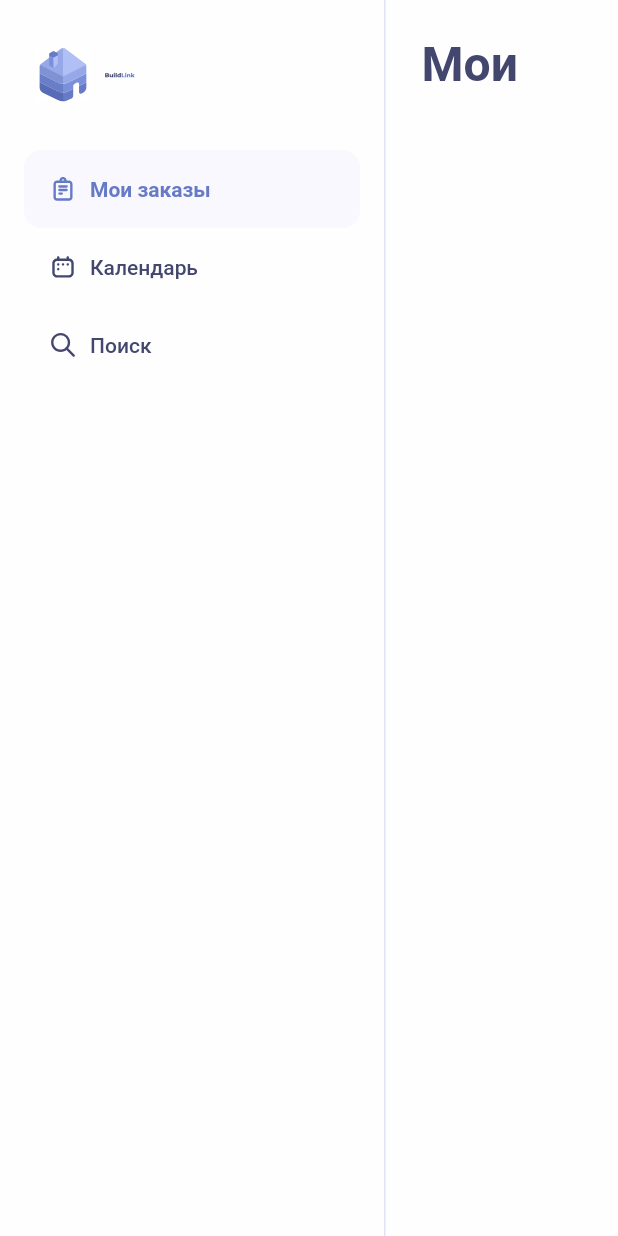
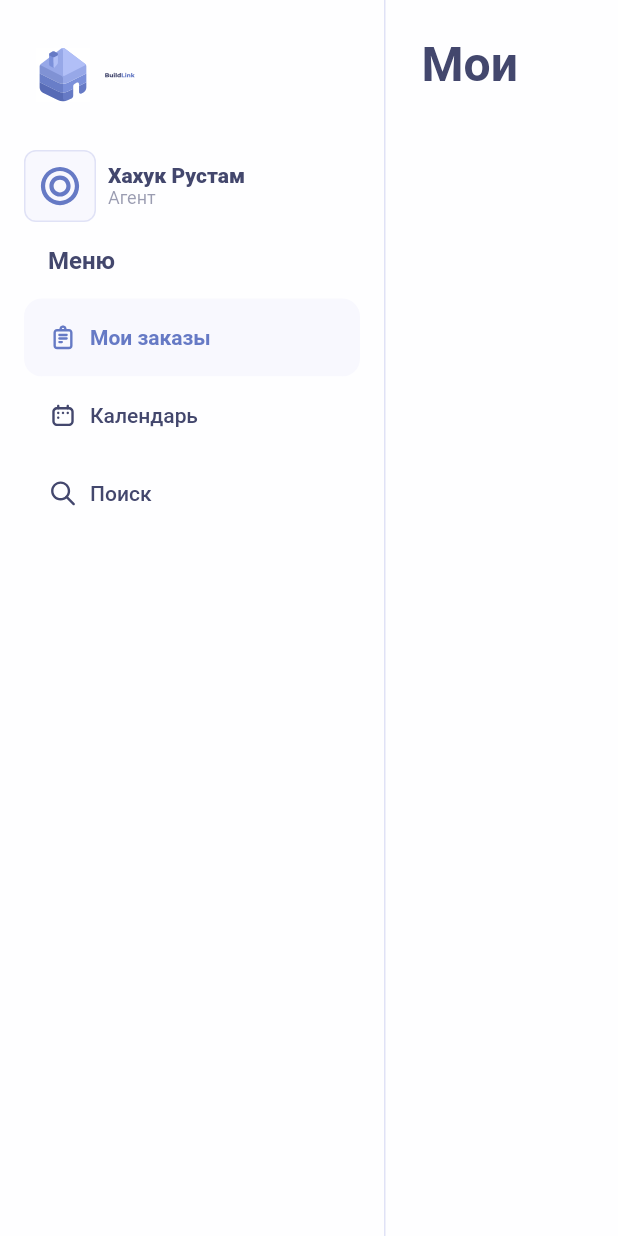
Before and after one commit to StarProxima/build_link, a Flutter app: the screen it shows after launch, on a phone screen of 412 x 824 dp. Run offline on Flutter 3.47's test engine with Material 2 defaults, Android fonts, the phone set to English and light mode, and no system bars; our stand-ins replace fl_chart, flutter_map, flutter_svg, geolocator, latlong2; network calls fail; Roboto replaces fonts that are missing (Montserrat, Overpass).

Commit message:
complete side menu design

```diff
--- a/client/lib/ui/widgets/side_menu.dart
+++ b/client/lib/ui/widgets/side_menu.dart
@@ -1,5 +1,6 @@
 import 'package:build_link/data/styles/colors.dart';
 import 'package:build_link/data/styles/fonts.dart';
+import 'package:build_link/ui/widgets/space.dart';
 import 'package:flutter/material.dart';
 
 import '../../data/styles/app_styles.dart';
@@ -45,6 +46,18 @@ class _SideMenuState extends State<SideMenu> {
           const SizedBox(
             height: 32,
           ),
+          accountCard,
+          Padding(
+            padding: const EdgeInsets.only(left: 32, bottom: 16),
+            child: Text(
+              "Меню",
+              style: AppFontStyles.title.copyWith(
+                color: AppColors.text,
+                fontSize: 16,
+                fontWeight: FontWeight.w700,
+              ),
+            ),
+          ),
           SideMenuButton(
             appIcon: AppIcons.mydeal,
             label: 'Мои заказы',
@@ -72,6 +85,54 @@ class _SideMenuState extends State<SideMenu> {
             },
             isSelected: selectedPageIndex == 2,
           ),
+        ],
+      ),
+    );
+  }
+
+  Widget get accountCard {
+    return Padding(
+      padding: const EdgeInsets.only(left: 16, right: 16, bottom: 16),
+      child: Row(
+        children: [
+          Container(
+            padding: const EdgeInsets.all(6),
+            width: 48,
+            height: 48,
+            decoration: BoxDecoration(
+              borderRadius: const BorderRadius.all(Radius.circular(8)),
+              color: AppColors.backgroundDark,
+              border: Border.all(color: AppColors.divider, width: 1),
+            ),
+            child: const AppIcon(
+              AppIcons.state,
+            ),
+          ),
+          const Space(
+            space: 8,
+            orientation: Axis.horizontal,
+          ),
+          Column(
+            crossAxisAlignment: CrossAxisAlignment.start,
+            children: [
+              Text(
+                "Хахук Рустам",
+                style: AppFontStyles.label.copyWith(
+                  color: AppColors.text,
+                  fontSize: 14,
+                  fontWeight: FontWeight.w800,
+                ),
+              ),
+              Text(
+                "Агент",
+                style: AppFontStyles.label.copyWith(
+                  color: AppColors.textDisable,
+                  fontSize: 12,
+                  fontWeight: FontWeight.w400,
+                ),
+              ),
+            ],
+          )
         ],
       ),
     );
```
